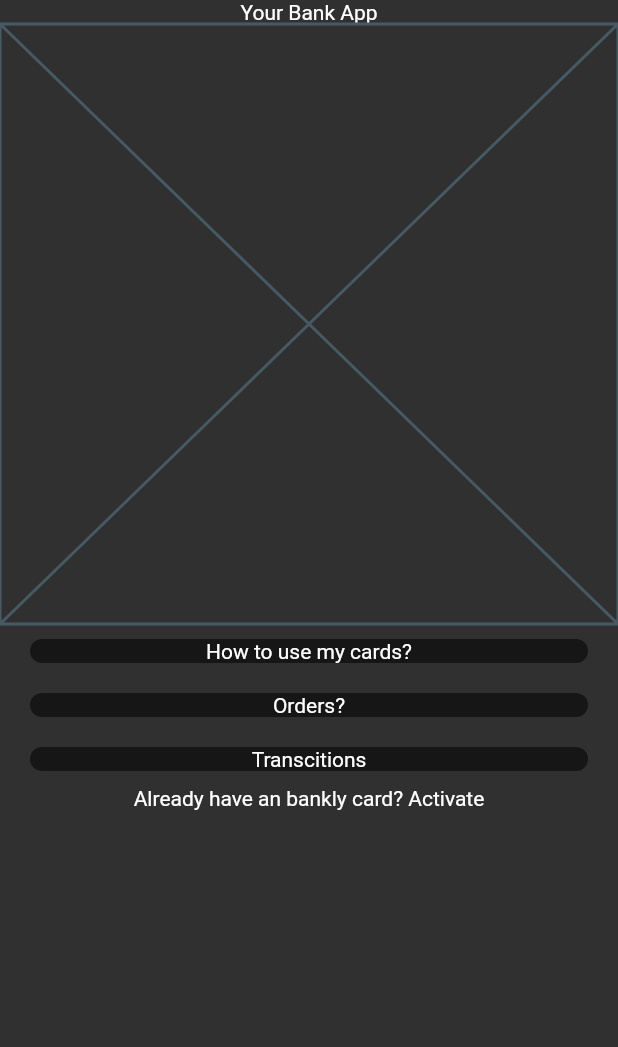
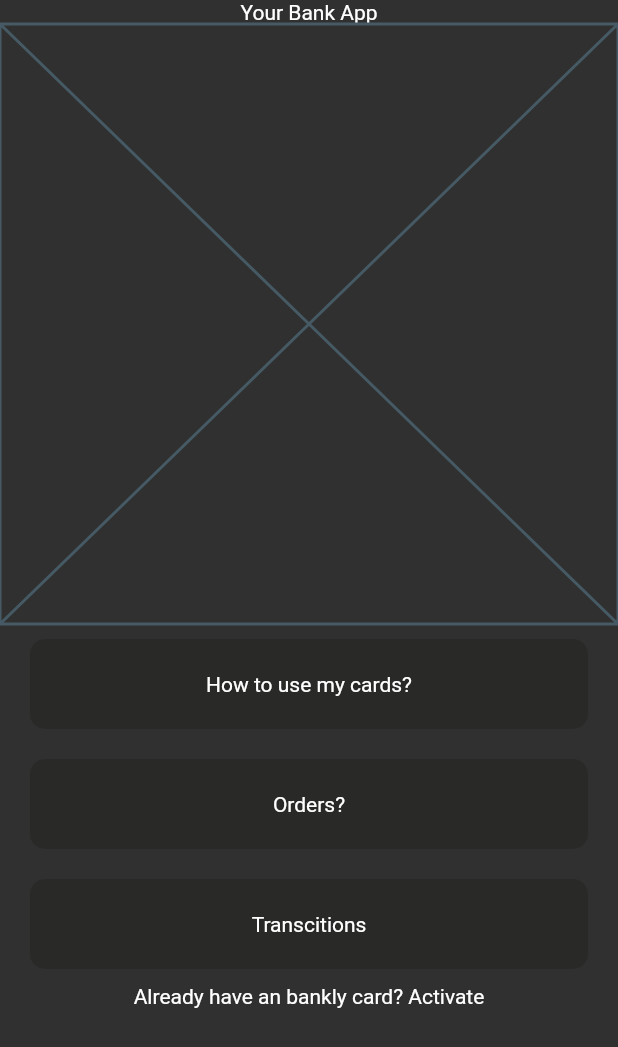
Before and after one commit to DeepeshKalura/creditapp_test, a Flutter app: the screen it shows after launch, on a phone screen of 412 x 824 dp. Shown: the top 1047 px of the screen. Run offline on Flutter 3.47's test engine with Material 2 defaults, Android fonts, the phone set to English and light mode, and no system bars.

Commit message:
Box Widget Completed
I replaced card with container.
I updated text in main widget I will commit him next time.
I also make sure my application Looks good

```diff
--- a/lib/widget/box_widget.dart
+++ b/lib/widget/box_widget.dart
@@ -6,21 +6,19 @@ class BoxWidget extends StatelessWidget {
 
   @override
   Widget build(BuildContext context) {
-    return Card(
-      color: Colors.black54,
-      elevation: 0,
-      shape: ShapeBorder.lerp(
-        RoundedRectangleBorder(
-          borderRadius: BorderRadius.circular(10),
+    return Container(
+      height: 60,
+      margin: const EdgeInsets.symmetric(vertical: 10, horizontal: 20),
+      decoration: BoxDecoration(
+        color: const Color.fromRGBO(41, 41, 40, 1),
+        borderRadius: BorderRadius.circular(10),
+      ),
+      child: Center(
+        child: Text(
+          title,
+          style: Theme.of(context).textTheme.bodyMedium,
         ),
-        RoundedRectangleBorder(
-          borderRadius: BorderRadius.circular(10),
-        ),
-        0,
       ),
-      margin: const EdgeInsets.symmetric(vertical: 10, horizontal: 20),
-
-      child: Center(child: Text(title),),
     );
   }
 }
```
